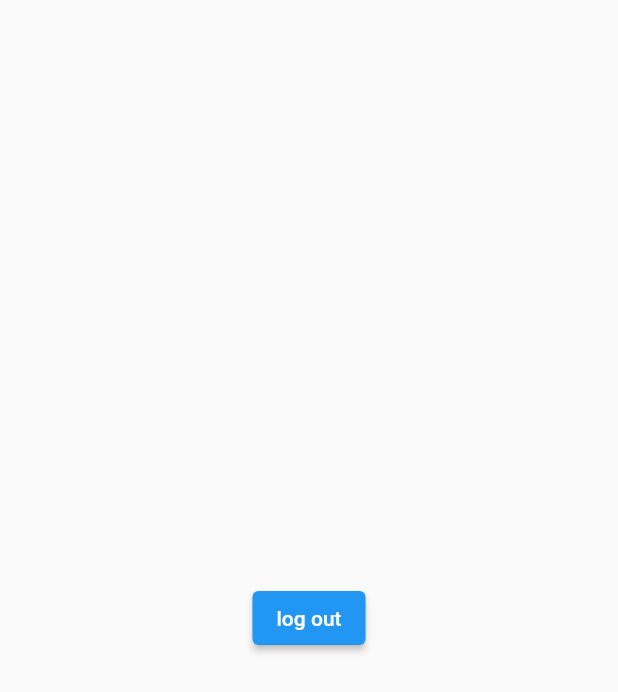
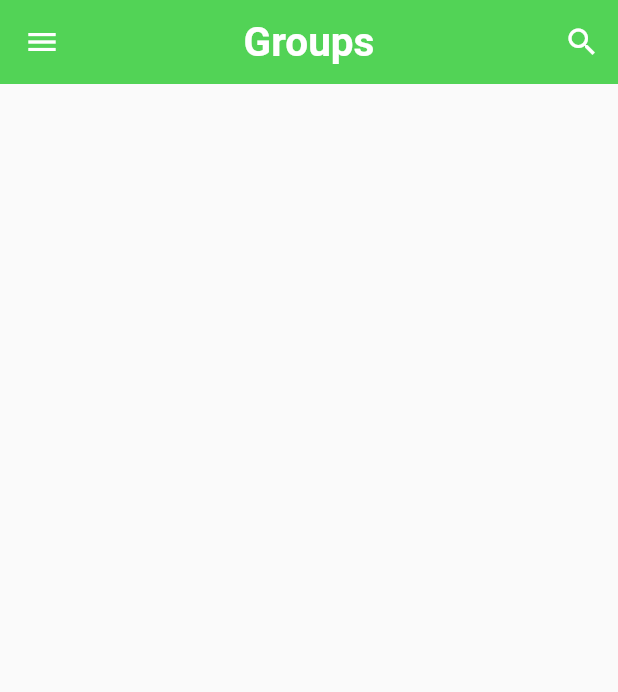
Before and after one commit to es-amit/Chat-Jet, a Flutter app: the HomePage screen opened directly, on a phone screen of 412 x 824 dp. Shown: the top 692 px of the screen. Run offline on Flutter 3.47's test engine with Material 2 defaults, Android fonts, the phone set to English and light mode, and no system bars; our stand-ins replace cloud_firestore, firebase_auth, firebase_core, flutter_spinkit, shared_preferences; accounts and stored records are empty.

Commit message:
Home Page UI

```diff
--- a/lib/helper/helper_function.dart
+++ b/lib/helper/helper_function.dart
@@ -32,8 +32,18 @@ class HelperFunctions{
 
   // getting the data from SF
 
-  static Future<bool?> getUserLoggedInStatus(bool bool) async{
+  static Future<bool?> getUserLoggedInStatus() async{
     SharedPreferences sf = await SharedPreferences.getInstance();
     return sf.getBool(userLoggedInKey);
   }
+
+  static Future<String?> getUserEmailFromSf() async{
+    SharedPreferences sf = await SharedPreferences.getInstance();
+    return sf.getString(userEmailKey);
+  }
+
+  static Future<String?> getUserNameFromSf() async{
+    SharedPreferences sf = await SharedPreferences.getInstance();
+    return sf.getString(userNameKey);
+  }
 }
--- a/lib/main.dart
+++ b/lib/main.dart
@@ -41,7 +41,7 @@ class _MyappState extends State<Myapp> {
 
   }
   getUserLoggedInStatus() async{
-      await HelperFunctions.getUserLoggedInStatus(true).then((value){
+      await HelperFunctions.getUserLoggedInStatus().then((value){
         if(value != null ){
           setState(() {
             isSignedIn = value;
@@ -49,6 +49,7 @@ class _MyappState extends State<Myapp> {
         }
       });
     }
+  @override
   Widget build(BuildContext context) {
     return MaterialApp(
       theme: ThemeData(primaryColor: Constants().primaryColor),
--- a/lib/screens/authenticate/sign_in.dart
+++ b/lib/screens/authenticate/sign_in.dart
@@ -172,7 +172,7 @@ class _SignInState extends State<SignIn> {
           QuerySnapshot snapshot = await DatabaseService(uid: FirebaseAuth.instance.currentUser!.uid).gettingUserData(email);
 
           // saving the values to our shared preferences
-          await HelperFunctions.getUserLoggedInStatus(true);
+          await HelperFunctions.saveUserLoggedInStatus(true);
           await HelperFunctions.saveUserEmailSF(email);
           await HelperFunctions.saveUserNameSF(snapshot.docs[0]['fullName']);
           // ignore: use_build_context_synchronously
@@ -180,7 +180,7 @@ class _SignInState extends State<SignIn> {
 
         }
         else{
-          showSnackBar(context, Colors.red, value);
+          showSnackbar(context, Colors.red, value);
           setState(() {
             loading=false;
           });
--- a/lib/screens/home/home.dart
+++ b/lib/screens/home/home.dart
@@ -1,4 +1,7 @@
+import 'package:chat_jet/helper/helper_function.dart';
 import 'package:chat_jet/screens/authenticate/sign_in.dart';
+import 'package:chat_jet/screens/home/profile_page.dart';
+import 'package:chat_jet/screens/home/search_screen.dart';
 import 'package:chat_jet/services/auth.dart';
 import 'package:chat_jet/widgets/widgets.dart';
 import 'package:flutter/material.dart';
@@ -11,20 +14,121 @@ class HomePage extends StatefulWidget {
 }
 
 class _HomePageState extends State<HomePage> {
+  String username ='';
+  String email = "";
+  AuthService auth = AuthService();
 
-  AuthService auth = AuthService();
+
+  getinputUserData() async{
+   await HelperFunctions.getUserEmailFromSf().then((value){
+    setState(() {
+      email = value!;
+    });
+   });
+   await HelperFunctions.getUserNameFromSf().then((value){
+    setState(() {
+      username = value!;
+    });
+   });
+  }
+
+
+  @override
+
+  void initState() {
+    super.initState();
+    getinputUserData();
+  }
+
+
   @override
   Widget build(BuildContext context) {
     return Scaffold(
-      body: Center(
-        child: ElevatedButton(
-          onPressed: (){
-            auth.signOut();
-            nextScreenReplace(context, const SignIn());
-          },
-          child: const Text('log out'),),
+      appBar: AppBar(
+        actions: [IconButton(onPressed: (){
+          nextScreen(context, const SearchPage());
 
-      )
+        }, icon: const Icon(Icons.search))],
+        elevation: 0.0,
+        backgroundColor: Theme.of(context).primaryColor,
+        centerTitle: true,
+        title: const Text('Groups',
+        style: TextStyle(color: Colors.white,
+        fontSize: 27,
+        fontWeight: FontWeight.bold),),
+      ),
+      drawer: Drawer(
+        child: ListView(
+          padding: const EdgeInsets.symmetric(vertical: 50),
+          children: [
+            const Icon(Icons.account_circle,
+            size: 150,
+            color: Colors.grey,),
+            Text(username,
+            textAlign: TextAlign.center,
+            style: const TextStyle(
+              fontSize: 20,
+              fontWeight: FontWeight.bold
+            ),),
+
+            const SizedBox(height: 30,),
+            const Divider(height: 2,),
+            ListTile(
+              onTap: (){
+                Navigator.pop(context);
+              },
+              selectedColor: Theme.of(context).primaryColor,
+              selected: true,
+              contentPadding: const EdgeInsetsDirectional.symmetric(horizontal: 20,vertical: 5),
+              leading: const Icon(Icons.group),
+              title: const Text("Groups",
+              style: TextStyle(color: Colors.black),),
+            ),
+            ListTile(
+              onTap: (){
+                nextScreen(context, const ProfilePage());
+              },
+              contentPadding: const EdgeInsetsDirectional.symmetric(horizontal: 20,vertical: 5),
+              leading: const Icon(Icons.person),
+              title: const Text("Profile",
+              style: TextStyle(color: Colors.black),),
+            ),
+            ListTile(
+              onTap: () async{
+                showDialog(context: context,
+                 builder: (context){
+                  return AlertDialog(
+                    title: const Text('Logout'),
+                    content: const Text('Are you sure want to logout?'),
+                    actions: [
+                      IconButton(onPressed: (){
+                        Navigator.pop(context);
+                      }, icon: const Icon(Icons.cancel),
+                      color: Colors.red,),
+
+                      IconButton(onPressed: (){
+                        auth.signOut().whenComplete((){
+                          nextScreenReplace(context, const SignIn());
+                        });
+
+                      }, icon: const Icon(Icons.exit_to_app),
+                      color: Colors.green,),
+                    ],
+                  );
+                 });
+                // auth.signOut().whenComplete((){
+                //   nextScreenReplace(context, const SignIn());
+                // });
+
+              },
+              contentPadding: const EdgeInsetsDirectional.symmetric(horizontal: 20,vertical: 5),
+              leading: const Icon(Icons.group),
+              title: const Text("Log out",
+              style: TextStyle(color: Colors.black),),
+            ),
+          ],
+        ),
+      ),
     );
   }
 }
--- a/lib/shared/constants.dart
+++ b/lib/shared/constants.dart
@@ -7,5 +7,5 @@ class Constants{
   static String messagingSenderId ="810574724125";
   static String projectId = "chat-jet-34c03";
 
-  final primaryColor = Color.fromARGB(255, 82, 211, 86);
+  final primaryColor = const Color.fromARGB(255, 82, 211, 86);
   }
```
Also changed, not shown: lib/screens/authenticate/register.dart (+5 -13 lines), lib/screens/home/profile_page.dart (added, +19 -0 lines), lib/screens/home/search_screen.dart (added, +17 -0 lines), lib/widgets/widgets.dart (+15 -9 lines).
